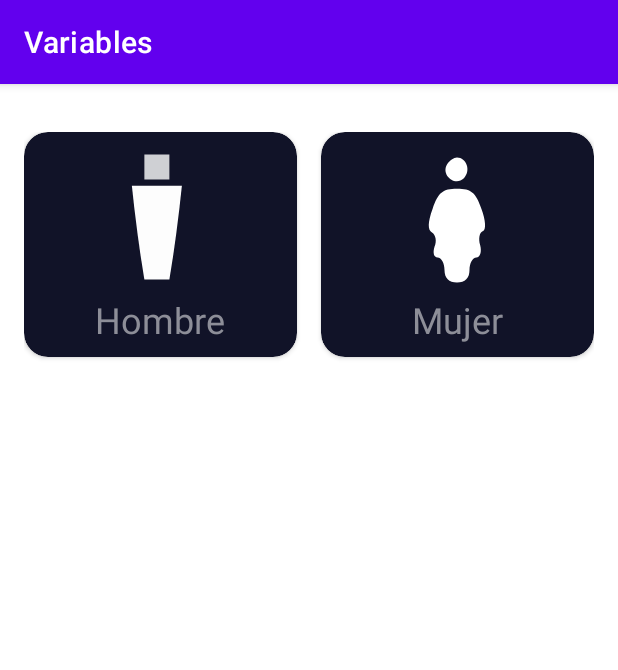
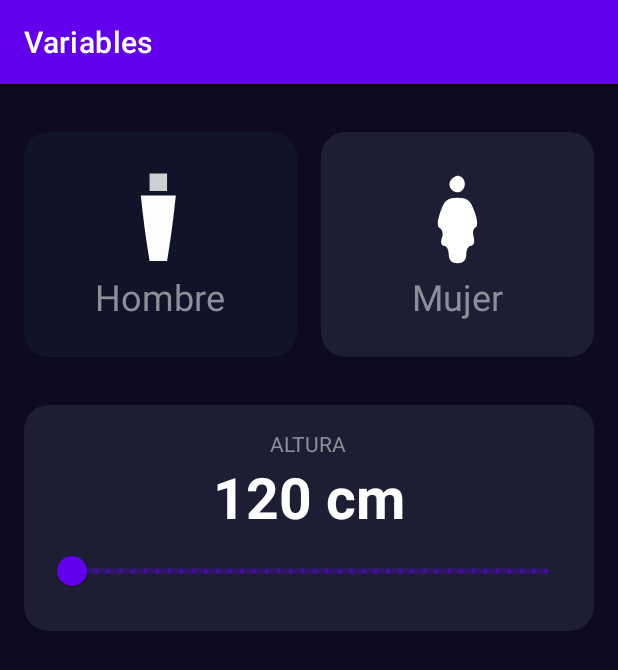
Before and after one commit to anibaldi0/primera_app_android_studio, an Android app: the ImcCalculatorActivity screen opened directly, with no data from a screen before it, on a phone screen of 412 x 824 dp. Shown: the top 670 px of the screen. Run offline under Robolectric (Android 15) with nearby library versions, the phone set to English and light mode, and no system bars.

Commit message:
agregado de cardViews

```diff
--- a/app/src/main/java/com/anidev/variables/imccalculator/ImcCalculatorActivity.kt
+++ b/app/src/main/java/com/anidev/variables/imccalculator/ImcCalculatorActivity.kt
@@ -2,11 +2,79 @@ package com.anidev.variables.imccalculator
 
 import androidx.appcompat.app.AppCompatActivity
 import android.os.Bundle
+import android.widget.TextView
+import androidx.cardview.widget.CardView
+import androidx.core.content.ContextCompat
 import com.anidev.variables.R
+import com.google.android.material.slider.RangeSlider
+import java.text.DecimalFormat
 
 class ImcCalculatorActivity : AppCompatActivity() {
+
+    private var isMaleSelected:Boolean = true
+    private var isFemaleSelected:Boolean = false
+
+    private lateinit var viewMale:CardView
+    private lateinit var viewFemale:CardView
+
+    private lateinit var txtVwHeight:TextView
+    private lateinit var rsHeight:RangeSlider
+
     override fun onCreate(savedInstanceState: Bundle?) {
         super.onCreate(savedInstanceState)
         setContentView(R.layout.activity_imc_calculator)
+        initComponents()
+        initListeners()
+        initUI()
     }
+
+    private fun initComponents() {
+        viewMale = findViewById(R.id.viewMale)
+        viewFemale = findViewById(R.id.viewFemale)
+        txtVwHeight = findViewById(R.id.txtVwHeight)
+        rsHeight = findViewById(R.id.rsHeight)
+    }
+
+    private fun initListeners() {
+        viewMale.setOnClickListener {
+            changeGender()
+            setGenderColor()
+        }
+        viewFemale.setOnClickListener {
+            changeGender()
+            setGenderColor()
+        }
+        rsHeight.addOnChangeListener{ _, value, _ ->
+            val df = DecimalFormat("#.##")
+            val result = df.format(value)
+            txtVwHeight.text = "$result cm"
+        }
+    }
+
+    private fun changeGender() {
+        isMaleSelected = !isMaleSelected
+        isFemaleSelected = !isFemaleSelected
+    }
+
+    private fun setGenderColor() {
+        viewMale.setCardBackgroundColor(getBackgroundColor(isMaleSelected))
+        viewFemale.setCardBackgroundColor(getBackgroundColor(isFemaleSelected))
+    }
+
+    private fun getBackgroundColor(isSelectedComponent:Boolean): Int {
+        val colorReference = if(isSelectedComponent){
+            R.color.background_component_selected
+        }else{
+            R.color.background_component
+        }
+
+        return  ContextCompat.getColor(this, colorReference)
+
+    }
+
+    private fun initUI() {
+        setGenderColor()
+    }
+
+
 }
--- a/app/src/main/res/layout/activity_imc_calculator.xml
+++ b/app/src/main/res/layout/activity_imc_calculator.xml
@@ -6,6 +6,7 @@
     android:layout_height="match_parent"
     android:paddingHorizontal="16dp"
     android:paddingVertical="32dp"
+    android:background="@color/background_app"
     tools:context=".imccalculator.ImcCalculatorActivity">
 
     <androidx.cardview.widget.CardView
@@ -23,19 +24,19 @@
             android:layout_width="match_parent"
             android:layout_height="match_parent"
             android:orientation="vertical"
-            android:gravity="center"
-            >
+            android:gravity="center">
 
             <ImageView
-                android:layout_width="100dp"
-                android:layout_height="100dp"
+                android:layout_width="70dp"
+                android:layout_height="70dp"
+                android:layout_marginBottom="0dp"
                 android:src="@drawable/ic_male_regular_24"
-                android:tint="@color/white" />
+                app:tint="@color/white" />
 
             <TextView
                 android:layout_width="wrap_content"
                 android:layout_height="wrap_content"
-                android:text="Hombre"
+                android:text="@string/male"
                 android:textSize="24dp"
                 android:textColor="@color/title_text" />
 
@@ -61,20 +62,93 @@
             >
 
             <ImageView
-                android:layout_width="100dp"
-                android:layout_height="100dp"
+                android:layout_width="70dp"
+                android:layout_height="70dp"
                 android:src="@drawable/ic_female_regular_24"
-                android:tint="@color/white" />
+                app:tint="@color/white" />
 
             <TextView
                 android:layout_width="wrap_content"
                 android:layout_height="wrap_content"
                 android:textSize="24dp"
-                android:text="Mujer"
+                android:text="@string/female"
                 android:textColor="@color/title_text" />
         </androidx.appcompat.widget.LinearLayoutCompat>
 
     </androidx.cardview.widget.CardView>
 
+    <androidx.cardview.widget.CardView
+        android:id="@+id/viewHeight"
+        android:layout_width="0dp"
+        android:layout_height="wrap_content"
+        android:layout_marginTop="32dp"
+        app:cardBackgroundColor="@color/background_component"
+        app:cardCornerRadius="16dp"
+        app:layout_constraintStart_toStartOf="parent"
+        app:layout_constraintTop_toBottomOf="@id/viewMale"
+        app:layout_constraintEnd_toEndOf="parent">
+
+        <androidx.appcompat.widget.LinearLayoutCompat
+            android:layout_width="match_parent"
+            android:layout_height="wrap_content"
+            android:gravity="center"
+            android:layout_margin="16dp"
+            android:orientation="vertical">
+
+            <TextView
+                android:layout_width="wrap_content"
+                android:layout_height="wrap_content"
+                android:text="@string/height"
+                android:textAllCaps="true"
+                android:textColor="@color/title_text"/>
+
+            <TextView
+                android:id="@+id/txtVwHeight"
+                android:text="120 cm"
+                android:textSize="38sp"
+                android:textStyle="bold"
+                android:textColor="@color/white"
+                android:layout_width="wrap_content"
+                android:layout_height="wrap_content"/>
+
+            <com.google.android.material.slider.RangeSlider
+                android:id="@+id/rsHeight"
+                android:layout_width="match_parent"
+                android:layout_height="wrap_content"
+                android:stepSize="1"
+                android:valueFrom="120"
+                android:valueTo="200"/>
+
+        </androidx.appcompat.widget.LinearLayoutCompat>
+
+
+
+    </androidx.cardview.widget.CardView>
+
+    <androidx.cardview.widget.CardView
+        android:id="@+id/viewWeight"
+        android:layout_width="0dp"
+        android:layout_height="150dp"
+        app:cardBackgroundColor="@color/background_component_selected"
+        app:cardCornerRadius="16dp"
+        android:layout_marginTop="32dp"
+        android:layout_marginEnd="16dp"
+        app:layout_constraintTop_toBottomOf="@id/viewHeight"
+        app:layout_constraintStart_toStartOf="parent"
+        app:layout_constraintEnd_toStartOf="@id/viewAge">
+
+    </androidx.cardview.widget.CardView>
+    <androidx.cardview.widget.CardView
+        android:id="@+id/viewAge"
+        android:layout_width="0dp"
+        android:layout_height="150dp"
+        app:cardBackgroundColor="@color/background_component_selected"
+        app:cardCornerRadius="16dp"
+        android:layout_marginTop="32dp"
+        app:layout_constraintEnd_toEndOf="parent"
+        app:layout_constraintStart_toEndOf="@id/viewWeight"
+        app:layout_constraintTop_toBottomOf="@id/viewHeight">
+
+    </androidx.cardview.widget.CardView>
 
 </androidx.constraintlayout.widget.ConstraintLayout>
--- a/app/src/main/res/values/strings.xml
+++ b/app/src/main/res/values/strings.xml
@@ -1,3 +1,6 @@
 <resources>
     <string name="app_name">Variables</string>
+    <string name="male">Hombre</string>
+    <string name="female">Mujer</string>
+    <string name="height">Altura</string>
 </resources>
```
